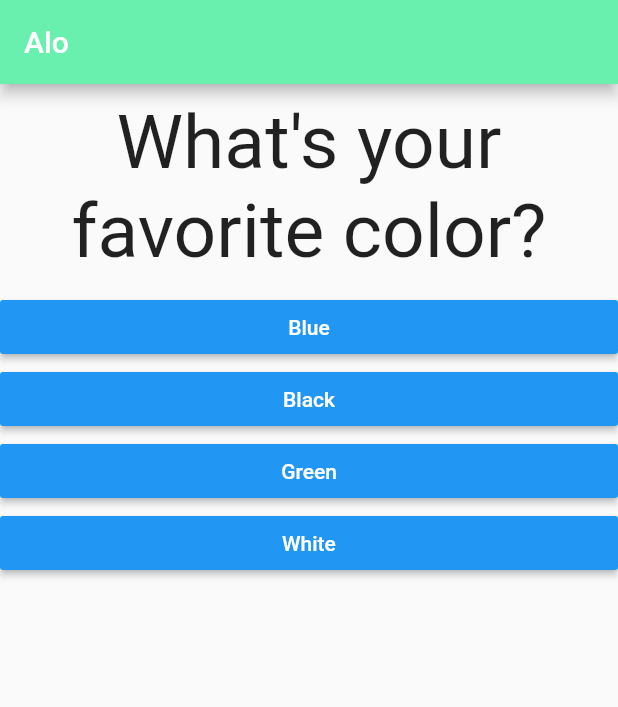
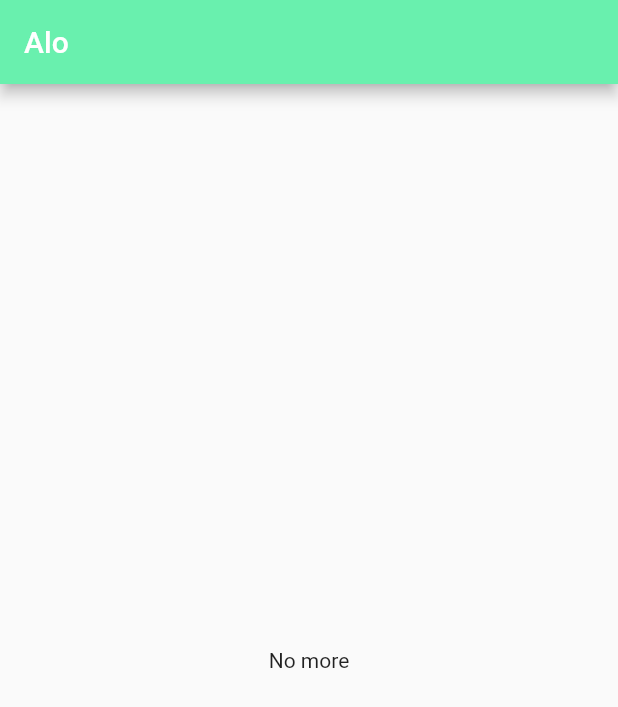
Before and after one commit to vietmy1711/LearnFlutter, a Flutter app: the screen it shows after launch, after a tap on "Blue", after a tap on "Snake", after a tap on "My", on a phone screen of 412 x 824 dp. Shown: the top 707 px of the screen. Run offline on Flutter 3.47's test engine with Material 2 defaults, Android fonts, the phone set to English and light mode, and no system bars.

```diff
--- a/first_app/lib/main.dart
+++ b/first_app/lib/main.dart
@@ -14,21 +14,7 @@ class MyApp extends StatefulWidget {
 }
 
 class _MyAppState extends State<MyApp> {
-  var _index = 0;
-
-  void _answerQuestion() {
-    setState(() {
-      if (_index == 2) {
-        _index = 0;
-        return;
-      }
-      _index++;
-    });
-  }
-
-  @override
-  Widget build(BuildContext context) {
-    const questions = [
+  final questions = const [
     {
       'questionText': 'What\'s your favorite color?',
       'answers': ['Blue', 'Black', 'Green', 'White']
@@ -42,19 +28,37 @@ class _MyAppState extends State<MyApp> {
       'answers': ['My', 'Dan', 'My Dan', 'My dep trai']
     },
   ];
+  var _index = 0;
+
+  void _answerQuestion() {
+    setState(() {
+      // if (_index == questions.length - 1) {
+      //   _index = 0;
+      //   return;
+      // }
+      _index++;
+    });
+  }
+
+  @override
+  Widget build(BuildContext context) {
     return MaterialApp(
         home: Scaffold(
             appBar: AppBar(
               title: Text("Alo"),
               backgroundColor: Colors.greenAccent,
             ),
-            body: Column(
+            body: _index < questions.length
+                ? Column(
                     children: [
                       Question(questions[_index]['questionText']),
                       ...(questions[_index]['answers'] as List<String>)
                           .map((answer) => Answer(answer, _answerQuestion))
                           .toList()
                     ],
+                  )
+                : Center(
+                    child: Text("No more"),
                   )));
   }
 }
```
Lines whose indentation alone changed are shown as unchanged.
